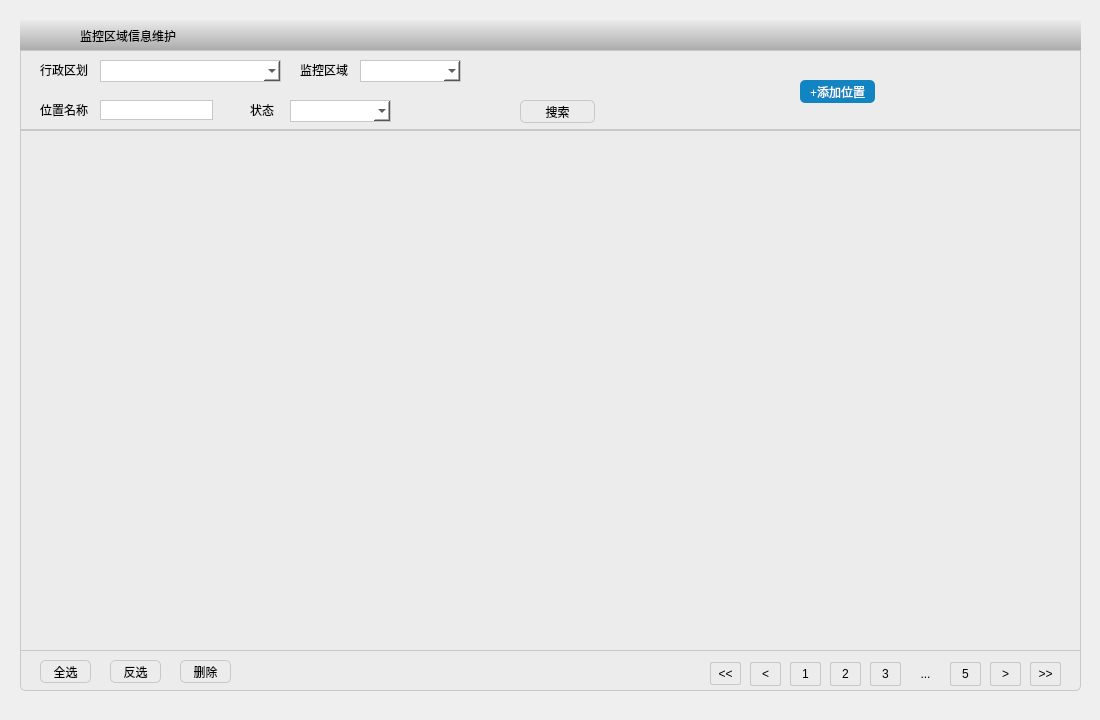
First picture: the form in UIModule/monitorpositionmaintain.ui, repository zhangjianscc/ZMClient, before the edit.
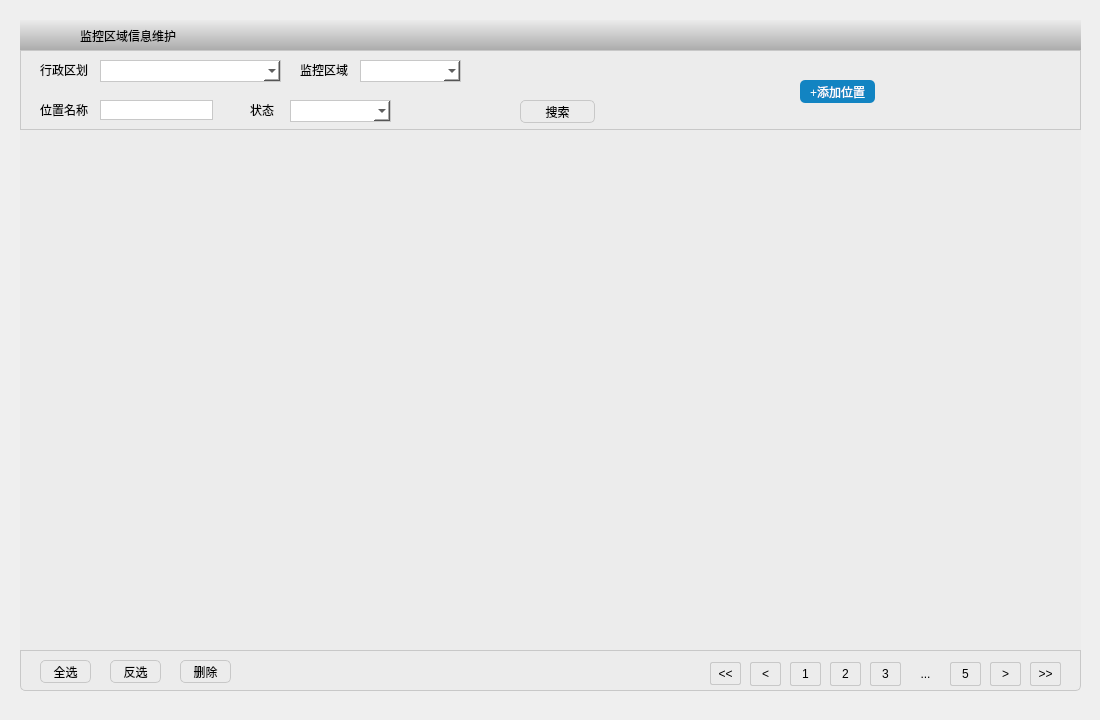
Second picture: the form after the edit. Icons and pictures are not drawn.

Patch:
```diff
--- a/UIModule/monitorpositionmaintain.ui
+++ b/UIModule/monitorpositionmaintain.ui
@@ -23,7 +23,7 @@
     </rect>
    </property>
    <property name="styleSheet">
-    <string notr="true">border:1px solid rgb(200,200,200);
+    <string notr="true">border:none;
 border-radius:0px;
 background-color:rgb(236,236,236);</string>
    </property>
@@ -33,6 +33,9 @@
    <property name="columnCount">
     <number>0</number>
    </property>
+   <attribute name="verticalHeaderVisible">
+    <bool>false</bool>
+   </attribute>
    <attribute name="verticalHeaderStretchLastSection">
     <bool>false</bool>
    </attribute>
```
